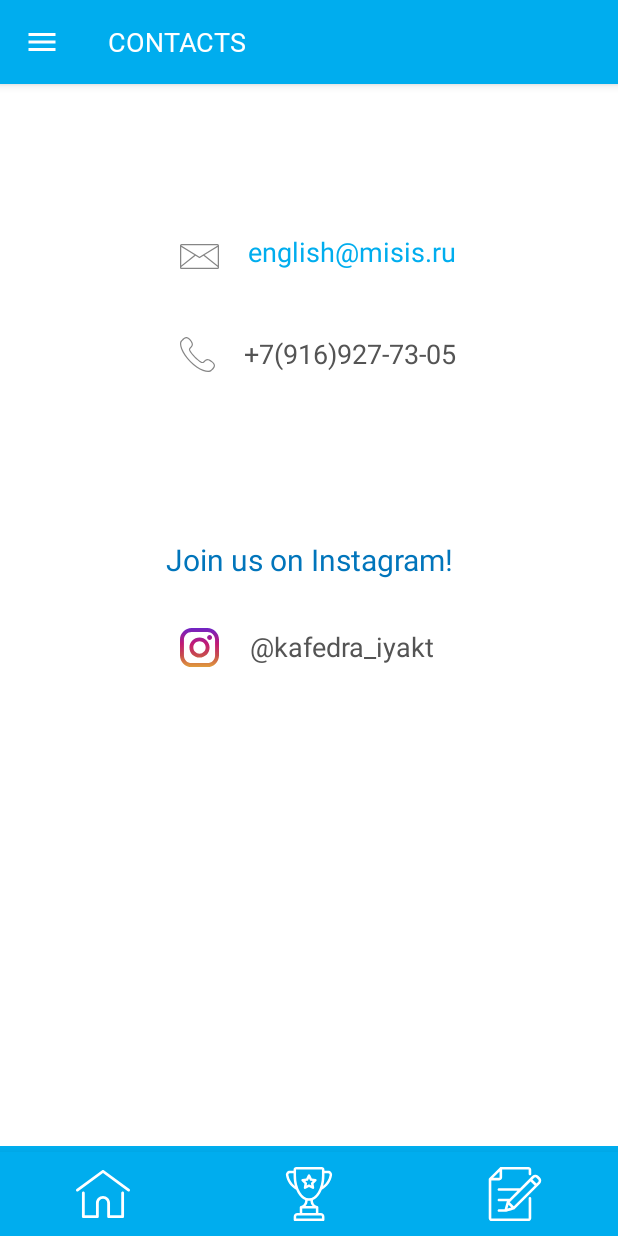
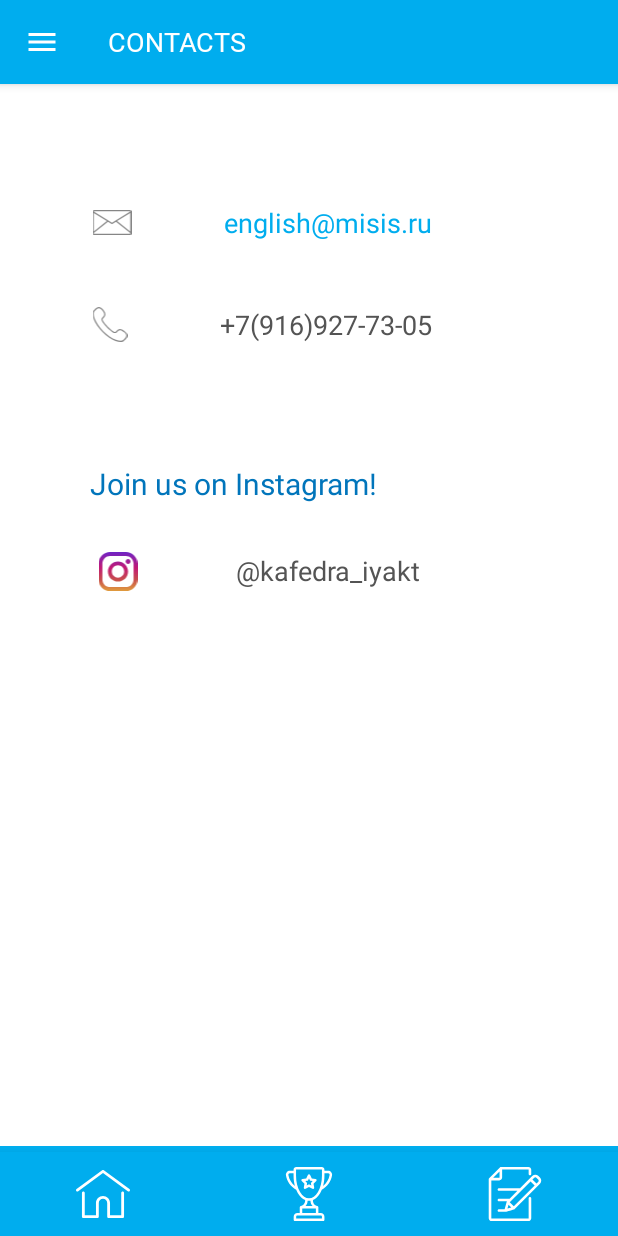
Before and after one commit to Osa-sergey/BRS-1, an Android app: the screen it shows after launch (MainActivity), in the side drawer, after a tap on "Contacts", on a phone screen of 412 x 824 dp. Run offline under Robolectric (Android 15) with nearby library versions, the phone set to English and light mode, and no system bars; our stand-ins replace Room's generated code; libraries missing offline, so code that uses them is left out: com.shawnlin.numberpicker.

Commit message:
Убрали проблему с отображением на разных моделях телефонов

```diff
--- a/app/src/main/res/layout/fragment_contacts.xml
+++ b/app/src/main/res/layout/fragment_contacts.xml
@@ -16,21 +16,21 @@
             android:layout_height="wrap_content"
             android:orientation="horizontal"
             android:weightSum="2"
-            android:layout_marginTop="99dp">
+            android:layout_marginTop="80dp">
 
             <ImageView
                 android:layout_width="wrap_content"
                 android:layout_height="wrap_content"
                 android:src="@drawable/ic_cs_email"
-                android:layout_gravity="bottom"
-                android:layout_marginStart="120dp" />
+                android:layout_gravity="center"
+                android:layout_weight="1"
+                />
 
             <TextView
-                android:layout_width="0dp"
+                android:layout_width="wrap_content"
                 android:layout_height="wrap_content"
-                android:gravity="end"
-                android:layout_marginEnd="108dp"
-                android:layout_weight="2"
+                android:gravity="left"
+                android:layout_weight="1"
                 android:text="@string/email"
                 android:textSize="18sp"
                 android:fontFamily="Roboto"
@@ -49,15 +49,14 @@
                 android:layout_width="wrap_content"
                 android:layout_height="wrap_content"
                 android:src="@drawable/ic_cs_cellphone"
-                android:layout_gravity="bottom"
-                android:layout_marginStart="120dp" />
+                android:layout_gravity="center"
+                android:layout_weight="1"/>
 
             <TextView
-                android:layout_width="0dp"
+                android:layout_width="wrap_content"
                 android:layout_height="wrap_content"
-                android:gravity="end"
-                android:layout_marginEnd="108dp"
-                android:layout_weight="2"
+                android:gravity="left"
+                android:layout_weight="1"
                 android:text="@string/phone"
                 android:textSize="18sp"
                 android:fontFamily="Roboto"
@@ -68,8 +67,9 @@
         <TextView
             android:layout_width="match_parent"
             android:layout_height="wrap_content"
-            android:gravity="center_horizontal"
-            android:layout_marginTop="111dp"
+            android:layout_marginStart="60dp"
+            android:gravity="start"
+            android:layout_marginTop="80dp"
             android:text="@string/join"
             android:textSize="20sp"
             android:fontFamily="Roboto"
@@ -86,15 +86,14 @@
                 android:layout_width="wrap_content"
                 android:layout_height="wrap_content"
                 android:src="@drawable/ic_cs_instagram"
-                android:layout_gravity="bottom"
-                android:layout_marginStart="120dp" />
+                android:layout_gravity="center"
+                android:layout_weight="1"/>
 
             <TextView
-                android:layout_width="0dp"
+                android:layout_width="wrap_content"
                 android:layout_height="wrap_content"
-                android:gravity="end"
-                android:layout_marginEnd="123dp"
-                android:layout_weight="2"
+                android:gravity="left"
+                android:layout_weight="1"
                 android:text="@string/instagram"
                 android:textSize="18sp"
                 android:fontFamily="Roboto"
```
